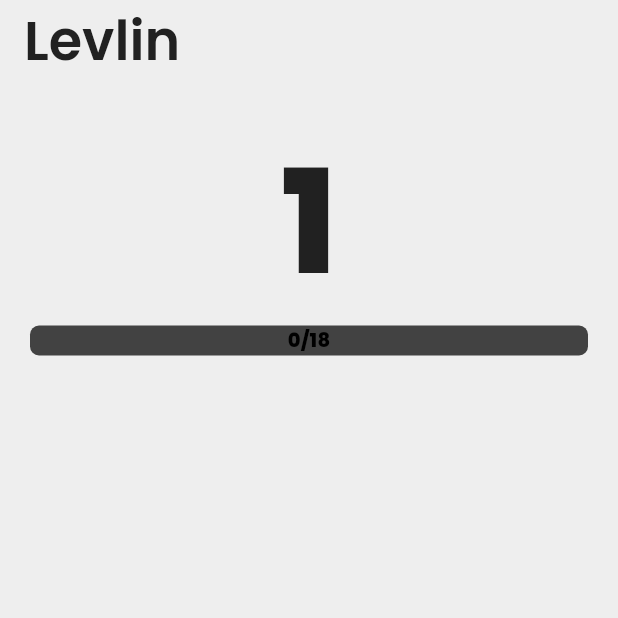
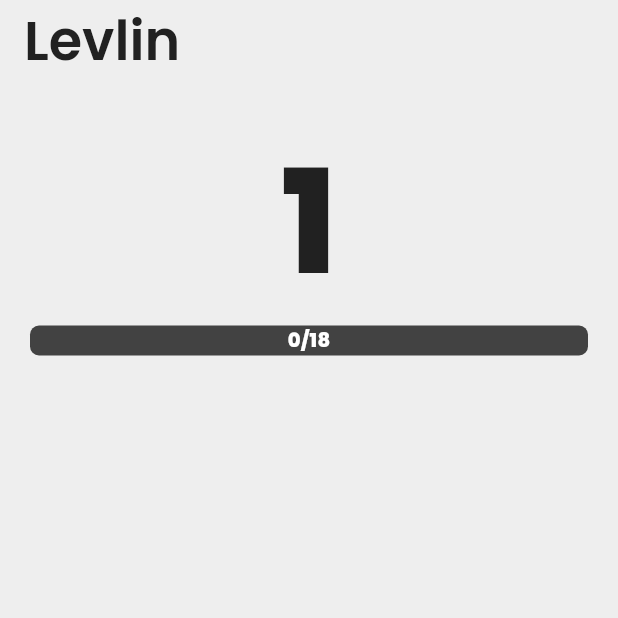
Before and after one commit to Notava1ble/levlin-flutter, a Flutter app: the screen it shows after launch, on a phone screen of 412 x 824 dp, the top half of it. Run offline on Flutter 3.47's test engine with Material 3 defaults, Android fonts, the light colour scheme and no system bars; our stand-ins replace flutter_heatmap_calendar, google_fonts, isar; accounts and stored records are empty; generated files the repository leaves out were written again.

Commit message:
Fixed xp bar text to have the appropriate color for maximum contrast

```diff
--- a/lib/components/xp_bar.dart
+++ b/lib/components/xp_bar.dart
@@ -10,14 +10,24 @@ class XpBar extends StatelessWidget {
   @override
   Widget build(BuildContext context) {
     final double deviceWidth = MediaQuery.of(context).size.width;
+    final double totalWidth = deviceWidth - 40;
     final double ratio =
         xpNeeded > 0 ? (xpObtained / xpNeeded).clamp(0.0, 1.0) : 0.0;
-    final double progressWidth = (deviceWidth - 40) * ratio;
+    final double progressWidth = totalWidth * ratio;
+
+    // Determine text background: if center falls on progress (green), use white.
+    // Otherwise, use context.secondary's luminance to decide.
+    final Color textColor =
+        progressWidth > (totalWidth / 2)
+            ? Colors.white
+            : context.secondary.computeLuminance() > 0.5
+            ? Colors.black
+            : Colors.white;
 
     return Center(
       child: Container(
         height: 20,
-        width: deviceWidth - 40,
+        width: totalWidth,
         decoration: BoxDecoration(
           color: context.secondary,
           borderRadius: BorderRadius.circular(6),
@@ -36,8 +46,7 @@ class XpBar extends StatelessWidget {
               child: Text(
                 "$xpObtained/$xpNeeded",
                 style: GoogleFonts.poppins(
-                  color:
-                      xpObtained / xpNeeded > .6 ? Colors.white : Colors.black,
+                  color: textColor,
                   fontWeight: FontWeight.w800,
                   fontSize: 13,
                 ),
```
